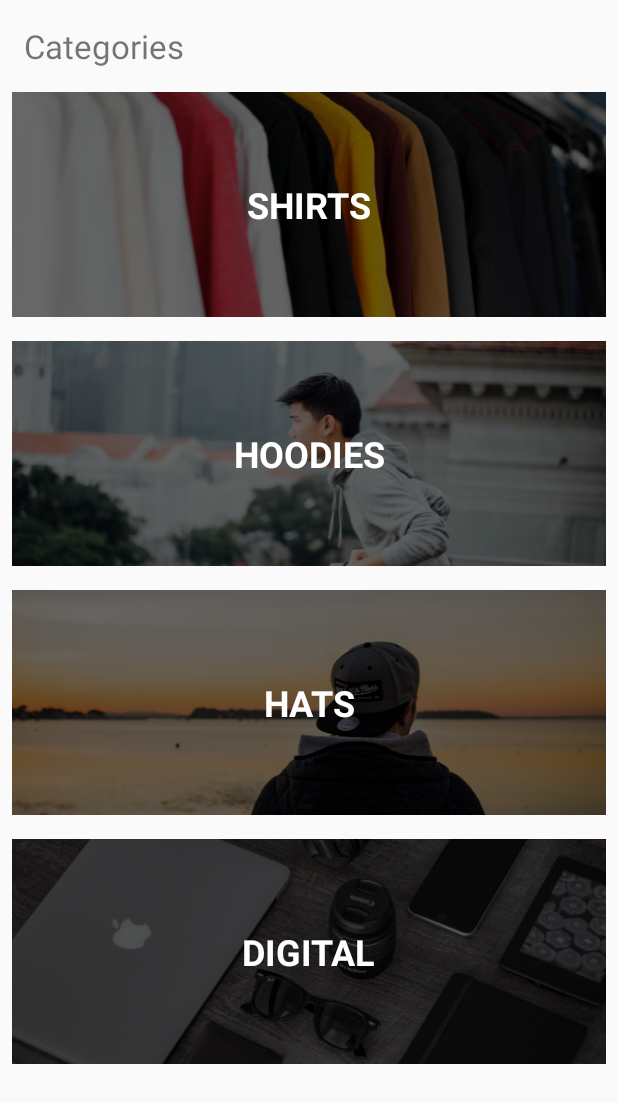
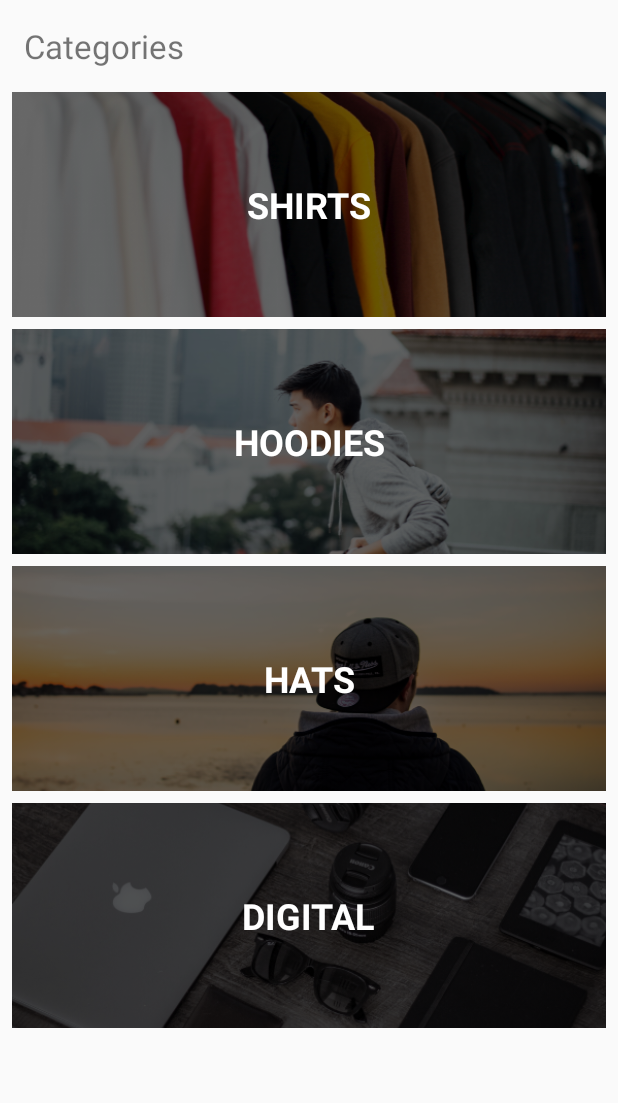
Before and after one commit to SuThwe/CoderSwag, an Android app: the screen it shows after launch (MainActivity), on a phone screen of 412 x 824 dp. Shown: the top 1103 px of the screen. Run offline under Robolectric (Android 15) with nearby library versions, the phone set to English and light mode, and no system bars.

Commit message:
added Recycle listview and adapter

```diff
--- a/app/build.gradle
+++ b/app/build.gradle
@@ -5,12 +5,12 @@ apply plugin: 'kotlin-android'
 apply plugin: 'kotlin-android-extensions'
 
 android {
-    compileSdkVersion 29
-    buildToolsVersion "29.0.2"
+    compileSdkVersion 28
+    buildToolsVersion "28.0.2"
     defaultConfig {
         applicationId "com.purple.su.coderswag"
         minSdkVersion 19
-        targetSdkVersion 29
+        targetSdkVersion 28
         versionCode 1
         versionName "1.0"
         testInstrumentationRunner "androidx.test.runner.AndroidJUnitRunner"
@@ -29,7 +29,9 @@ dependencies {
     implementation 'androidx.appcompat:appcompat:1.0.2'
     implementation 'androidx.core:core-ktx:1.0.2'
     implementation 'androidx.constraintlayout:constraintlayout:1.1.3'
+    implementation 'com.android.support:recyclerview-v7:28.0.0'
     testImplementation 'junit:junit:4.12'
     androidTestImplementation 'androidx.test.ext:junit:1.1.0'
     androidTestImplementation 'androidx.test.espresso:espresso-core:3.1.1'
+
 }
--- /dev/null
+++ b/app/src/main/java/com/purple/su/coderswag/Adapters/CategoryRecycleAdapter.kt
@@ -0,0 +1,41 @@
+package com.purple.su.coderswag.Adapters
+
+import android.content.Context
+import android.view.LayoutInflater
+import android.view.View
+import android.view.ViewGroup
+import android.widget.ImageView
+import android.widget.TextView
+import androidx.recyclerview.widget.RecyclerView
+import com.purple.su.coderswag.Model.Category
+import com.purple.su.coderswag.R
+
+/**
+ * Created by Su Thwe on 2020-01-26.
+ */
+class CategoryRecycleAdapter(val context: Context, val categories: List<Category>): RecyclerView.Adapter<CategoryRecycleAdapter.Holder>() {
+
+    override fun onCreateViewHolder(parent: ViewGroup, viewType: Int): Holder {
+        val view = LayoutInflater.from(context).inflate(R.layout.category_list_item, parent, false)
+        return Holder(view)
+    }
+
+    override fun getItemCount(): Int {
+        return categories.count()
+    }
+
+    override fun onBindViewHolder(holder: Holder, position: Int) {
+        holder?.bindCategory(categories[position])
+    }
+
+    inner class Holder(itemView: View): RecyclerView.ViewHolder(itemView) {
+        val categoryImage = itemView?.findViewById<ImageView>(R.id.categoryImage)
+        val categoryTitle = itemView?.findViewById<TextView>(R.id.categoryTitle)
+
+        fun bindCategory(category: Category) {
+            val resourceId = context.resources.getIdentifier(category.image, "drawable", context.packageName)
+            categoryImage.setImageResource(resourceId)
+            categoryTitle.text = category.title
+        }
+    }
+}
--- a/app/src/main/java/com/purple/su/coderswag/Controller/MainActivity.kt
+++ b/app/src/main/java/com/purple/su/coderswag/Controller/MainActivity.kt
@@ -3,7 +3,9 @@ package com.purple.su.coderswag.Controller
 import androidx.appcompat.app.AppCompatActivity
 import android.os.Bundle
 import android.widget.ArrayAdapter
+import androidx.recyclerview.widget.LinearLayoutManager
 import com.purple.su.coderswag.Adapters.CategoryAdapter
+import com.purple.su.coderswag.Adapters.CategoryRecycleAdapter
 import com.purple.su.coderswag.Model.Category
 import com.purple.su.coderswag.R
 import com.purple.su.coderswag.Services.DataService
@@ -11,13 +13,17 @@ import kotlinx.android.synthetic.main.activity_main.*
 
 class MainActivity : AppCompatActivity() {
 
-    lateinit var adapter: CategoryAdapter
+    lateinit var adapter: CategoryRecycleAdapter
 
     override fun onCreate(savedInstanceState: Bundle?) {
         super.onCreate(savedInstanceState)
         setContentView(R.layout.activity_main)
 
-        adapter = CategoryAdapter(this, DataService.categories)
+        adapter = CategoryRecycleAdapter(this, DataService.categories)
         categoryListView.adapter = adapter
+
+        val layoutManager = LinearLayoutManager(this)
+        categoryListView.layoutManager = layoutManager
+        categoryListView.setHasFixedSize(true)
     }
 }
--- a/app/src/main/res/layout/activity_main.xml
+++ b/app/src/main/res/layout/activity_main.xml
@@ -17,7 +17,7 @@
         app:layout_constraintLeft_toLeftOf="parent"
         app:layout_constraintTop_toTopOf="parent" />
 
-    <ListView
+    <androidx.recyclerview.widget.RecyclerView
         android:id="@+id/categoryListView"
         android:layout_width="0dp"
         android:layout_height="0dp"
--- a/app/src/main/res/layout/category_list_item.xml
+++ b/app/src/main/res/layout/category_list_item.xml
@@ -3,7 +3,8 @@
     xmlns:app="http://schemas.android.com/apk/res-auto"
     xmlns:tools="http://schemas.android.com/tools"
     android:layout_width="match_parent"
-    android:layout_height="match_parent">
+    android:layout_height="150dp"
+    android:layout_marginTop="8dp">
 
     <ImageView
         android:id="@+id/categoryImage"
```
